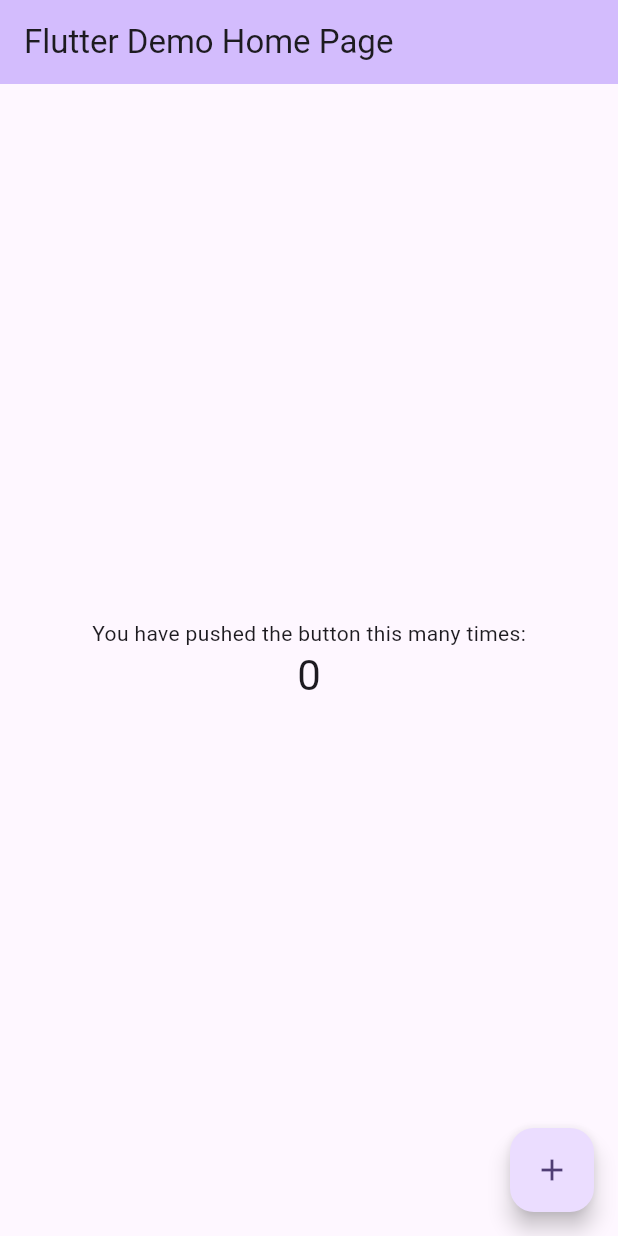
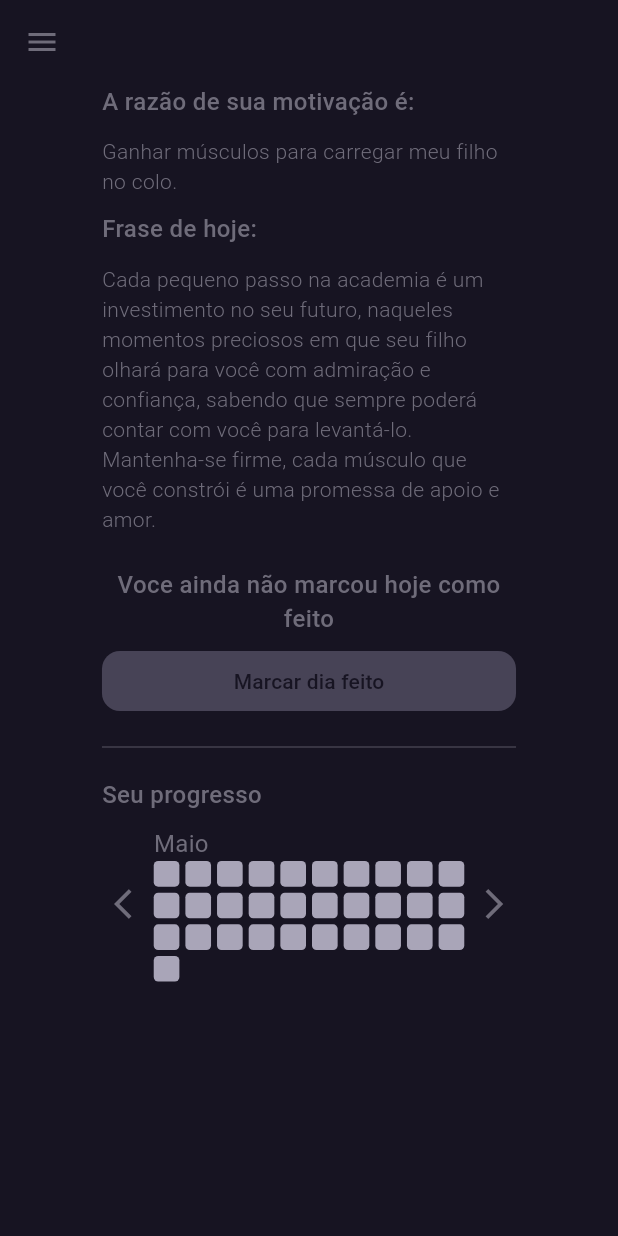
Before and after one commit to samuellucas21504/tcc, a Flutter app: the screen it shows after launch, on a phone screen of 412 x 824 dp. Run offline on Flutter 3.47's test engine with Material 3 defaults, Android fonts, the phone set to English and light mode, and no system bars.

Commit message:
Scaffold da tela home terminado

```diff
--- /dev/null
+++ b/lib/components/menu_button.dart
@@ -0,0 +1,15 @@
+import 'package:flutter/material.dart';
+
+class MenuButton extends StatelessWidget {
+  final VoidCallback onPressed;
+
+  const MenuButton({super.key, required this.onPressed});
+
+  @override
+  Widget build(BuildContext context) {
+    return IconButton(
+      onPressed: onPressed,
+      icon: const Icon(Icons.menu),
+    );
+  }
+}
--- /dev/null
+++ b/lib/components/streak_calendar/streak_calendar.dart
@@ -0,0 +1,49 @@
+import 'dart:math';
+
+import 'package:flutter/material.dart';
+import 'package:tcc/components/streak_calendar/streak_day.dart';
+import 'package:tcc/components/texts/section_header_text.dart';
+import 'package:tcc/utils/extensions/date_time_extensions.dart';
+import 'package:tcc/utils/extensions/string_extensions.dart';
+
+class StreakCalendar extends StatefulWidget {
+  const StreakCalendar({super.key});
+
+  @override
+  State<StatefulWidget> createState() => _StreakCalendarState();
+}
+
+class _StreakCalendarState extends State {
+  final DateTime today = DateTime.now();
+
+  List<Widget> _generateDayRow(int quantityOfDays) {
+    final List<Widget> days = [];
+
+    for (int i = 0; i < quantityOfDays; i++) {
+      days.add(StreakDay(active: Random().nextBool()));
+    }
+
+    return days;
+  }
+
+  @override
+  Widget build(BuildContext context) {
+    final daysThisMonth = today.getDaysInMonth();
+    final stringMesAtual = today.getStringMesAtual().capitalize();
+
+    return Column(
+      crossAxisAlignment: CrossAxisAlignment.start,
+      children: [
+        SectionHeaderText(stringMesAtual),
+        GridView.count(
+          crossAxisCount: 10,
+          crossAxisSpacing: 4,
+          mainAxisSpacing: 4,
+          shrinkWrap: true,
+          physics: const NeverScrollableScrollPhysics(),
+          children: _generateDayRow(daysThisMonth),
+        ),
+      ],
+    );
+  }
+}
--- /dev/null
+++ b/lib/components/streak_calendar/streak_day.dart
@@ -0,0 +1,22 @@
+import 'package:flutter/material.dart';
+import 'package:tcc/constants/colors.dart';
+
+class StreakDay extends StatelessWidget {
+  final bool active;
+
+  const StreakDay({super.key, required this.active});
+
+  @override
+  Widget build(BuildContext context) {
+    final colorScheme = Theme.of(context).colorScheme;
+
+    return Container(
+      width: 12,
+      height: 12,
+      decoration: BoxDecoration(
+        color: active ? ThemeColors.highlight : colorScheme.surface,
+        borderRadius: const BorderRadius.all(Radius.circular(3)),
+      ),
+    );
+  }
+}
--- /dev/null
+++ b/lib/components/text_button.dart
@@ -0,0 +1,33 @@
+import 'package:flutter/material.dart';
+
+class InteractiveButton extends StatelessWidget {
+  final VoidCallback onPressed;
+  final String text;
+
+  const InteractiveButton({
+    super.key,
+    required this.onPressed,
+    required this.text,
+  });
+
+  @override
+  Widget build(BuildContext context) {
+    return Row(
+      children: [
+        Expanded(
+          child: ElevatedButton(
+            onPressed: onPressed,
+            style: ElevatedButton.styleFrom(
+              shape: const RoundedRectangleBorder(
+                borderRadius: BorderRadius.all(Radius.circular(12)),
+              ),
+            ),
+            child: Text(
+              text,
+            ),
+          ),
+        )
+      ],
+    );
+  }
+}
--- /dev/null
+++ b/lib/components/text_section.dart
@@ -0,0 +1,29 @@
+import 'package:flutter/material.dart';
+import 'package:tcc/components/texts/description_text.dart';
+import 'package:tcc/components/texts/title_text.dart';
+
+class TextSection extends StatelessWidget {
+  final String title;
+  final String description;
+
+  const TextSection({
+    super.key,
+    required this.title,
+    required this.description,
+  });
+
+  @override
+  Widget build(BuildContext context) {
+    return Padding(
+      padding: const EdgeInsets.only(bottom: 10.0),
+      child: Column(
+        crossAxisAlignment: CrossAxisAlignment.start,
+        children: [
+          TitleText(title),
+          const SizedBox(height: 12),
+          DescriptionText(description),
+        ],
+      ),
+    );
+  }
+}
--- /dev/null
+++ b/lib/components/texts/description_text.dart
@@ -0,0 +1,12 @@
+import 'package:flutter/material.dart';
+import 'package:tcc/constants/colors.dart';
+
+class DescriptionText extends Text {
+  const DescriptionText(super.data, {super.key});
+  @override
+  TextStyle? get style => const TextStyle(
+        fontSize: 14,
+        fontWeight: FontWeight.w300,
+        color: ThemeColors.onPrimary,
+      );
+}
--- /dev/null
+++ b/lib/components/texts/section_header_text.dart
@@ -0,0 +1,13 @@
+import 'package:flutter/material.dart';
+import 'package:tcc/constants/colors.dart';
+
+class SectionHeaderText extends Text {
+  const SectionHeaderText(super.data, {super.key, super.textAlign});
+
+  @override
+  TextStyle? get style => const TextStyle(
+        fontSize: 16,
+        fontWeight: FontWeight.w400,
+        color: ThemeColors.onPrimary,
+      );
+}
--- /dev/null
+++ b/lib/components/texts/title_text.dart
@@ -0,0 +1,13 @@
+import 'package:flutter/material.dart';
+import 'package:tcc/constants/colors.dart';
+
+class TitleText extends Text {
+  const TitleText(super.data, {super.key, super.style, super.textAlign});
+
+  @override
+  TextStyle? get style => const TextStyle(
+        fontSize: 16,
+        fontWeight: FontWeight.w500,
+        color: ThemeColors.onPrimary,
+      );
+}
--- /dev/null
+++ b/lib/constants/colors.dart
@@ -0,0 +1,9 @@
+import 'package:flutter/material.dart';
+
+class ThemeColors {
+  static const Color primary = Color(0xFF171422);
+  static const Color onPrimary = Color(0xFF6F6C7A);
+  static const Color highlight = Color(0xFFA9A5B8);
+  static const Color surface = Color(0xFF474356);
+  static const Color error = Color(0xFFEE4B2B);
+}
--- /dev/null
+++ b/lib/constants/themes.dart
@@ -0,0 +1,61 @@
+import 'package:flutter/material.dart';
+import 'package:tcc/constants/colors.dart';
+
+class Themes {
+  static final ThemeData main = ThemeData.dark().copyWith(
+    primaryColor: ThemeColors.primary,
+    appBarTheme: const AppBarTheme(
+      backgroundColor: ThemeColors.primary,
+      shadowColor: Colors.transparent,
+      elevation: 0,
+      surfaceTintColor: Colors.transparent,
+      foregroundColor: ThemeColors.onPrimary,
+    ),
+    colorScheme: const ColorScheme(
+      brightness: Brightness.dark,
+      primary: ThemeColors.primary,
+      onPrimary: ThemeColors.onPrimary,
+      secondary: ThemeColors.primary,
+      onSecondary: ThemeColors.onPrimary,
+      error: ThemeColors.error,
+      onError: ThemeColors.onPrimary,
+      background: ThemeColors.primary,
+      onBackground: ThemeColors.onPrimary,
+      surface: ThemeColors.surface,
+      onSurface: ThemeColors.onPrimary,
+      shadow: Colors.transparent,
+      surfaceTint: ThemeColors.primary,
+    ),
+    scaffoldBackgroundColor: ThemeColors.primary,
+    primaryColorDark: ThemeColors.primary,
+    primaryColorLight: ThemeColors.primary,
+    shadowColor: Colors.transparent,
+    drawerTheme: const DrawerThemeData(
+      backgroundColor: ThemeColors.primary,
+      shadowColor: Colors.transparent,
+      elevation: 0,
+    ),
+    canvasColor: ThemeColors.primary,
+    cardColor: ThemeColors.primary,
+    hintColor: ThemeColors.primary,
+    secondaryHeaderColor: ThemeColors.primary,
+    primaryTextTheme: const TextTheme(
+      displayLarge: TextStyle(color: ThemeColors.onPrimary),
+      displayMedium: TextStyle(color: ThemeColors.onPrimary),
+      displaySmall: TextStyle(color: ThemeColors.onPrimary),
+    ),
+    buttonTheme: const ButtonThemeData(
+      textTheme: ButtonTextTheme.normal,
+      buttonColor: ThemeColors.surface,
+    ),
+    dividerTheme: const DividerThemeData(thickness: 0.5),
+  );
+
+  static themeWithTransparentDivider(BuildContext context) =>
+      Theme.of(context).copyWith(
+        dividerColor: Colors.transparent,
+        dividerTheme: const DividerThemeData(
+          color: Colors.transparent,
+        ),
+      );
+}
--- a/lib/main.dart
+++ b/lib/main.dart
@@ -1,4 +1,6 @@
 import 'package:flutter/material.dart';
+import 'package:tcc/constants/themes.dart';
+import 'package:tcc/screens/home.dart';
 
 void main() {
   runApp(const MyApp());
@@ -11,100 +13,8 @@ class MyApp extends StatelessWidget {
   @override
   Widget build(BuildContext context) {
     return MaterialApp(
-      title: 'Flutter Demo',
-      theme: ThemeData(
-        colorScheme: ColorScheme.fromSeed(seedColor: Colors.deepPurple),
-        useMaterial3: true,
-      ),
-      home: const MyHomePage(title: 'Flutter Demo Home Page'),
+      theme: Themes.main,
+      home: const Home(),
     );
   }
 }
-
-class MyHomePage extends StatefulWidget {
-  const MyHomePage({super.key, required this.title});
-
-  // This widget is the home page of your application. It is stateful, meaning
-  // that it has a State object (defined below) that contains fields that affect
-  // how it looks.
-
-  // This class is the configuration for the state. It holds the values (in this
-  // case the title) provided by the parent (in this case the App widget) and
-  // used by the build method of the State. Fields in a Widget subclass are
-  // always marked "final".
-
-  final String title;
-
-  @override
-  State<MyHomePage> createState() => _MyHomePageState();
-}
-
-class _MyHomePageState extends State<MyHomePage> {
-  int _counter = 0;
-
-  void _incrementCounter() {
-    setState(() {
-      // This call to setState tells the Flutter framework that something has
-      // changed in this State, which causes it to rerun the build method below
-      // so that the display can reflect the updated values. If we changed
-      // _counter without calling setState(), then the build method would not be
-      // called again, and so nothing would appear to happen.
-      _counter++;
-    });
-  }
-
-  @override
-  Widget build(BuildContext context) {
-    // This method is rerun every time setState is called, for instance as done
-    // by the _incrementCounter method above.
-    //
-    // The Flutter framework has been optimized to make rerunning build methods
-    // fast, so that you can just rebuild anything that needs updating rather
-    // than having to individually change instances of widgets.
-    return Scaffold(
-      appBar: AppBar(
-        // TRY THIS: Try changing the color here to a specific color (to
-        // Colors.amber, perhaps?) and trigger a hot reload to see the AppBar
-        // change color while the other colors stay the same.
-        backgroundColor: Theme.of(context).colorScheme.inversePrimary,
-        // Here we take the value from the MyHomePage object that was created by
-        // the App.build method, and use it to set our appbar title.
-        title: Text(widget.title),
-      ),
-      body: Center(
-        // Center is a layout widget. It takes a single child and positions it
-        // in the middle of the parent.
-        child: Column(
-          // Column is also a layout widget. It takes a list of children and
-          // arranges them vertically. By default, it sizes itself to fit its
-          // children horizontally, and tries to be as tall as its parent.
-          //
-          // Column has various properties to control how it sizes itself and
-          // how it positions its children. Here we use mainAxisAlignment to
-          // center the children vertically; the main axis here is the vertical
-          // axis because Columns are vertical (the cross axis would be
-          // horizontal).
-          //
-          // TRY THIS: Invoke "debug painting" (choose the "Toggle Debug Paint"
-          // action in the IDE, or press "p" in the console), to see the
-          // wireframe for each widget.
-          mainAxisAlignment: MainAxisAlignment.center,
-          children: <Widget>[
-            const Text(
-              'You have pushed the button this many times:',
-            ),
-            Text(
-              '$_counter',
-              style: Theme.of(context).textTheme.headlineMedium,
-            ),
-          ],
-        ),
-      ),
-      floatingActionButton: FloatingActionButton(
-        onPressed: _incrementCounter,
-        tooltip: 'Increment',
-        child: const Icon(Icons.add),
-      ), // This trailing comma makes auto-formatting nicer for build methods.
-    );
-  }
-}
--- /dev/null
+++ b/lib/screens/home.dart
@@ -0,0 +1,135 @@
+import 'package:flutter/material.dart';
+import 'package:tcc/components/menu_button.dart';
+import 'package:tcc/components/streak_calendar/streak_calendar.dart';
+import 'package:tcc/components/text_button.dart';
+import 'package:tcc/components/text_section.dart';
+import 'package:tcc/components/texts/section_header_text.dart';
+import 'package:tcc/components/texts/title_text.dart';
+import 'package:tcc/constants/colors.dart';
+import 'package:tcc/constants/themes.dart';
+
+class Home extends StatefulWidget {
+  const Home({super.key});
+
+  @override
+  State<Home> createState() => _HomeState();
+}
+
+class _HomeState extends State<Home> {
+  @override
+  Widget build(BuildContext context) {
+    final size = MediaQuery.of(context).size;
+    final horizontalPadding = size.width * 0.165;
+
+    return Scaffold(
+      appBar: AppBar(
+        leading: Builder(builder: (context) {
+          return MenuButton(onPressed: Scaffold.of(context).openDrawer);
+        }),
+      ),
+      drawer: Drawer(
+        child: Theme(
+          data: Themes.themeWithTransparentDivider(context),
+          child: ListView(
+            padding: EdgeInsets.zero,
+            children: [
+              DrawerHeader(
+                child: Container(
+                  width: 56,
+                  height: 56,
+                  decoration: const BoxDecoration(
+                    shape: BoxShape.circle,
+                    color: ThemeColors.surface,
+                  ),
+                  child: const Icon(
+                    Icons.person,
+                    color: ThemeColors.highlight,
+                    size: 48,
+                  ),
+                ),
+              ),
+              ListTile(
+                title: const Text('Home'),
+                onTap: () {
+                  print('Teste');
+                },
+              )
+            ],
+          ),
+        ),
+      ),
+      body: LayoutBuilder(
+        builder: (BuildContext context, BoxConstraints viewportConstraints) {
+          return SingleChildScrollView(
+            child: ConstrainedBox(
+              constraints:
+                  BoxConstraints(minHeight: viewportConstraints.maxHeight),
+              child: Padding(
+                padding: EdgeInsets.symmetric(horizontal: horizontalPadding),
+                child: Column(
+                  crossAxisAlignment: CrossAxisAlignment.start,
+                  children: <Widget>[
+                    const TextSection(
+                      title: 'A razão de sua motivação é:',
+                      description:
+                          'Ganhar músculos para carregar meu filho no colo.',
+                    ),
+                    const TextSection(
+                      title: 'Frase de hoje:',
+                      description:
+                          'Cada pequeno passo na academia é um investimento no seu futuro, naqueles momentos preciosos em que seu filho olhará para você com admiração e confiança, sabendo que sempre poderá contar com você para levantá-lo. Mantenha-se firme, cada músculo que você constrói é uma promessa de apoio e amor.',
+                    ),
+                    const SizedBox(height: 12),
+                    const TitleText(
+                      'Voce ainda não marcou hoje como feito',
+                      textAlign: TextAlign.center,
+                    ),
+                    const SizedBox(height: 6),
+                    InteractiveButton(
+                      onPressed: () => print('a'),
+                      text: 'Marcar dia feito',
+                    ),
+                    const Padding(
+                      padding: EdgeInsets.symmetric(vertical: 12.0),
+                      child: Divider(),
+                    ),
+                    const TitleText(
+                      'Seu progresso',
+                    ),
+                    const SizedBox(
+                      height: 10,
+                    ),
+                    Row(
+                      mainAxisAlignment: MainAxisAlignment.center,
+                      crossAxisAlignment: CrossAxisAlignment.center,
+                      children: [
+                        Expanded(
+                          flex: 1,
+                          child: IconButton(
+                            onPressed: () => print('1'),
+                            icon: const Icon(Icons.arrow_back_ios),
+                          ),
+                        ),
+                        const Expanded(
+                          flex: 6,
+                          child: StreakCalendar(),
+                        ),
+                        Expanded(
+                          flex: 1,
+                          child: IconButton(
+                            onPressed: () => print('1'),
+                            icon: const Icon(Icons.arrow_forward_ios),
+                          ),
+                        ),
+                      ],
+                    ),
+                  ],
+                ),
+              ),
+            ),
+          );
+        },
+      ), // This trailing comma makes auto-formatting nicer for build methods.
+    );
+  }
+}
--- /dev/null
+++ b/lib/utils/extensions/date_time_extensions.dart
@@ -0,0 +1,44 @@
+extension DateTimeExtensions on DateTime {
+  int getDaysInMonth() {
+    if (month == DateTime.february) {
+      final bool isLeapYear =
+          (year % 4 == 0) && (year % 100 != 0) || (year % 400 == 0);
+      return isLeapYear ? 29 : 28;
+    }
+    const List<int> daysInMonth = <int>[
+      31,
+      -1,
+      31,
+      30,
+      31,
+      30,
+      31,
+      31,
+      30,
+      31,
+      30,
+      31
+    ];
+
+    return daysInMonth[month - 1];
+  }
+
+  String getStringMesAtual() {
+    const List<String> stringMesAtual = <String>[
+      'janeiro',
+      'fevereiro',
+      'março',
+      'abril',
+      'maio',
+      'junho',
+      'julho',
+      'agosto',
+      'setembro',
+      'outubro',
+      'novembro',
+      'dezembro',
+    ];
+
+    return stringMesAtual[month - 1];
+  }
+}
--- /dev/null
+++ b/lib/utils/extensions/string_extensions.dart
@@ -0,0 +1,5 @@
+extension StringExtensions on String {
+  String capitalize() {
+    return "${this[0].toUpperCase()}${substring(1).toLowerCase()}";
+  }
+}
--- a/pubspec.yaml
+++ b/pubspec.yaml
@@ -35,6 +35,8 @@ dependencies:
   # The following adds the Cupertino Icons font to your application.
   # Use with the CupertinoIcons class for iOS style icons.
   cupertino_icons: ^1.0.2
+  freezed_annotation: ^2.4.1
+  json_annotation: ^4.9.0
 
 dev_dependencies:
   flutter_test:
@@ -46,6 +48,9 @@ dev_dependencies:
   # package. See that file for information about deactivating specific lint
   # rules and activating additional ones.
   flutter_lints: ^2.0.0
+  build_runner: ^2.4.9
+  freezed: ^2.5.2
+  json_serializable: ^6.8.0
 
 # For information on the generic Dart part of this file, see the
 # following page: https://dart.dev/tools/pub/pubspec
```
Also changed, not shown: analysis_options.yaml (+3 -23 lines), lib/constants/theme.dart (deleted).
